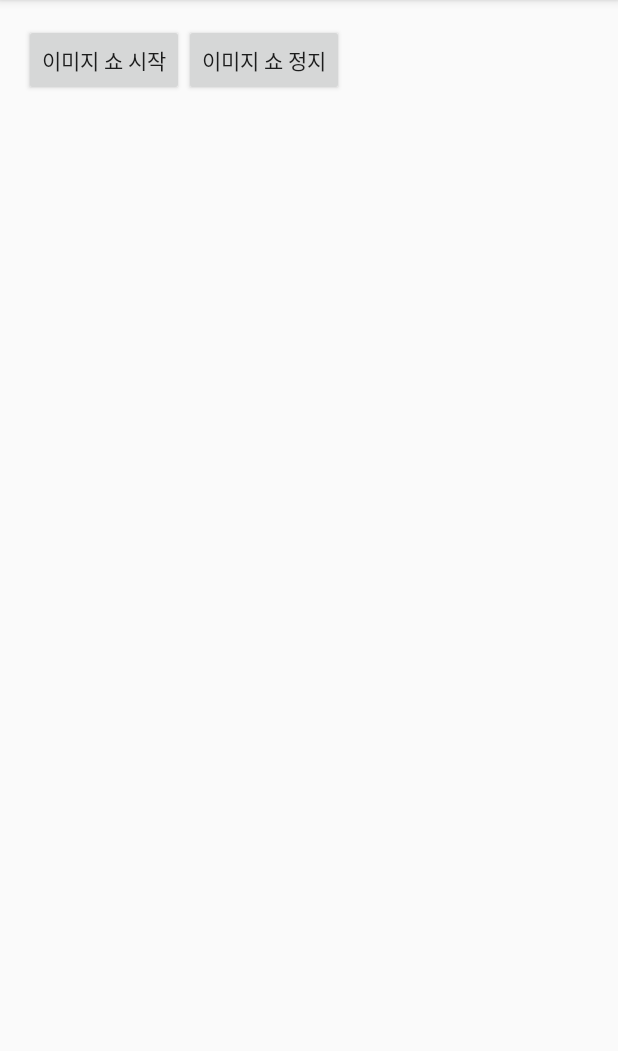
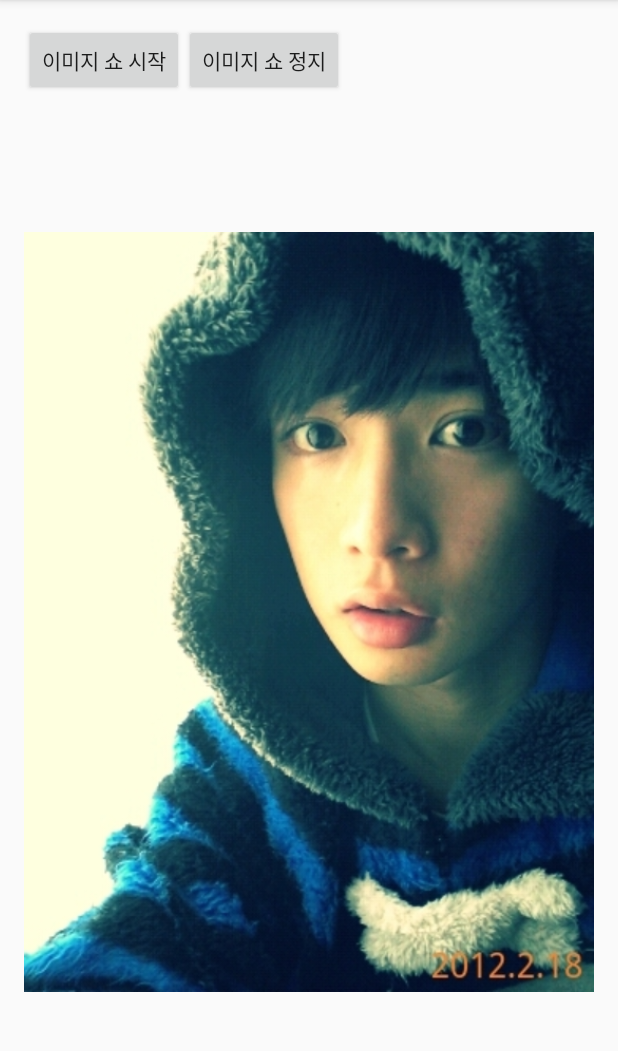
Before and after one commit to Wooyeonjae/imageSlideShow, an Android app: the screen it shows after launch (MainActivity), on a phone screen of 412 x 824 dp, the part 84-1135 px from its top. Run offline under Robolectric (Android 15) with nearby library versions, the phone set to English and light mode, and no system bars.

Commit message:
#1 UI complete

```diff
--- a/app/src/main/res/layout/activity_main.xml
+++ b/app/src/main/res/layout/activity_main.xml
@@ -37,5 +37,13 @@
             android:src="@drawable/img01"
             android:layout_width="match_parent"
             android:layout_height="match_parent" />
+        <ImageView
+            android:src="@drawable/img02"
+            android:layout_width="match_parent"
+            android:layout_height="match_parent" />
+        <ImageView
+            android:src="@drawable/img03"
+            android:layout_width="match_parent"
+            android:layout_height="match_parent" />
     </ViewFlipper>
 </LinearLayout>
```
Also changed, not shown: app/src/main/res/drawable/img01.jpg, app/src/main/res/drawable/img02.jpg.
